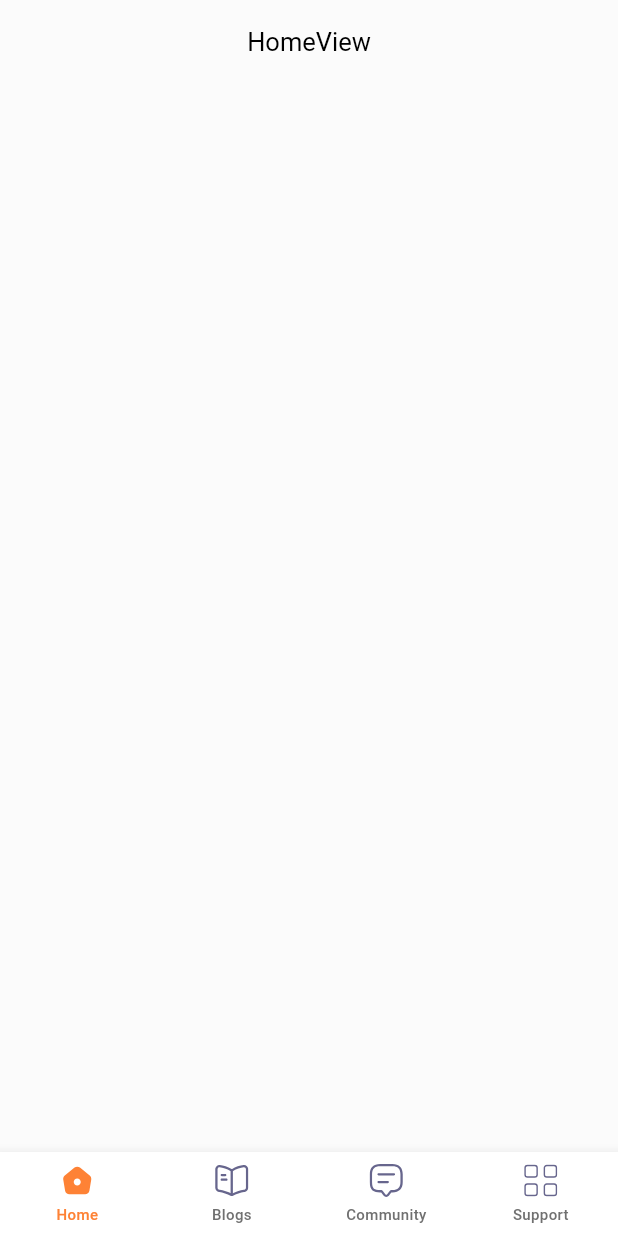
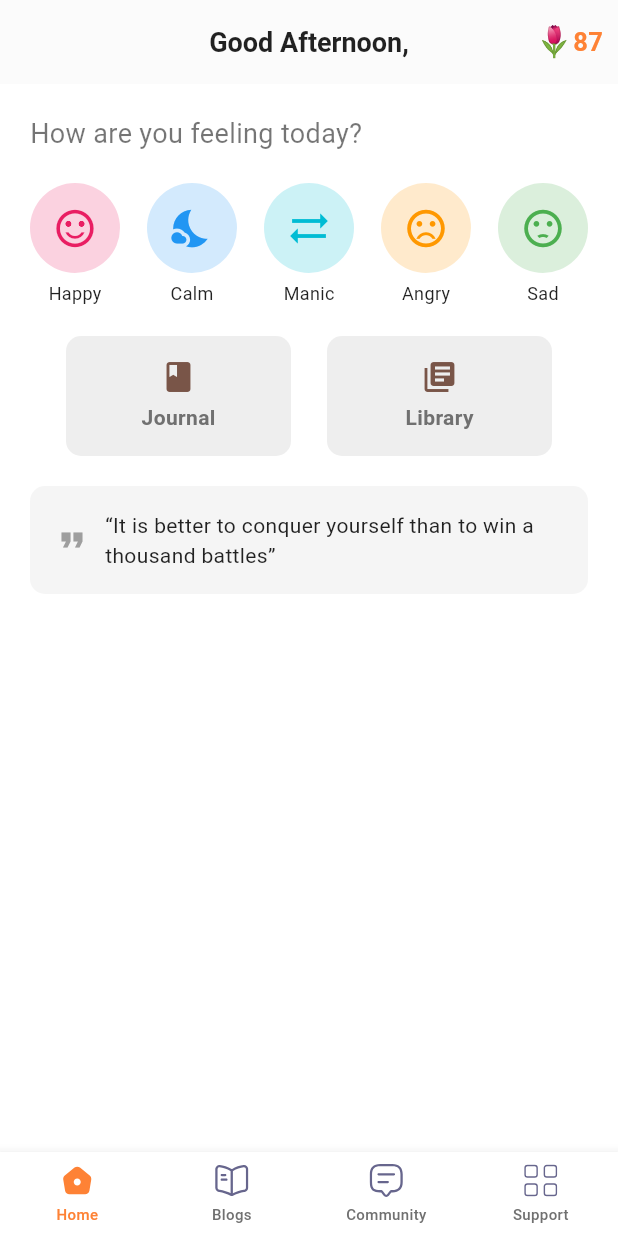
Before and after one commit to jushkinbekrashidovich/wecare, a Flutter app: the screen it shows after launch, on a phone screen of 412 x 824 dp. Run offline on Flutter 3.47's test engine with Material 3 defaults, Android fonts, the phone set to English and light mode, and no system bars; our stand-ins replace cloud_firestore, dash_chat_2, firebase_core, flutter_svg, get; missing offline and left inert: chat_gpt_sdk; accounts and stored records are empty.

Commit message:
added home page UI

```diff
--- a/lib/app/modules/home_page/home/views/home_view.dart
+++ b/lib/app/modules/home_page/home/views/home_view.dart
@@ -12,12 +12,119 @@ class HomeView extends GetView<HomeController> {
   Widget build(BuildContext context) {
     return Scaffold(
       appBar: AppBar(
-        title: const Text('HomeView'),
-        centerTitle: true,
+
+        title: Text(
+          "Good Afternoon,",
+          style: TextStyle(
+            fontSize: 18,
+            fontWeight: FontWeight.bold,
+            color: Colors.black87,
+          ),
+        ),
+        actions: [
+        Row(
+        mainAxisAlignment: MainAxisAlignment.center,
+        children: [
+
+          Text("🌷", style: TextStyle(fontSize: 20),),
+          Text("87", style: TextStyle(fontSize: 17, color: AppColors.mainOrangeColor, fontWeight: FontWeight.bold),),
+        SizedBox(width: 10,)
+        ],
       ),
-      body: Center(
+        ],
+      ),
+      backgroundColor: Colors.white,
+      body: Padding(
+        padding: const EdgeInsets.all(20.0),
+        child: Column(
+          crossAxisAlignment: CrossAxisAlignment.start,
+          children: [
 
-      )
+            Text(
+              "How are you feeling today?",
+              style: TextStyle(fontSize: 18, color: Colors.black54),
+            ),
+            SizedBox(height: 20),
+            Row(
+              mainAxisAlignment: MainAxisAlignment.spaceBetween,
+              children: [
+                _buildMoodIcon(Icons.sentiment_satisfied_alt, "Happy", Colors.pink),
+                _buildMoodIcon(Icons.nights_stay, "Calm", Colors.blue),
+                _buildMoodIcon(Icons.sync_alt, "Manic", Colors.cyan),
+                _buildMoodIcon(Icons.sentiment_very_dissatisfied, "Angry", Colors.orange),
+                _buildMoodIcon(Icons.sentiment_dissatisfied, "Sad", Colors.green),
+              ],
+            ),
+            SizedBox(height: 20),
+            Row(
+              mainAxisAlignment: MainAxisAlignment.spaceEvenly,
+              children: [
+                _buildCardButton("Journal", Icons.book, Colors.brown),
+                _buildCardButton("Library", Icons.library_books, Colors.brown),
+              ],
+            ),
+            SizedBox(height: 20),
+            Container(
+              padding: EdgeInsets.all(16.0),
+              decoration: BoxDecoration(
+                color: Colors.grey.shade100,
+                borderRadius: BorderRadius.circular(10),
+              ),
+              child: Row(
+                children: [
+                  Icon(Icons.format_quote, color: Colors.grey),
+                  SizedBox(width: 10),
+                  Expanded(
+                    child: Text(
+                      "“It is better to conquer yourself than to win a thousand battles”",
+                      style: TextStyle(fontSize: 14, color: Colors.black87),
+                    ),
+                  ),
+                ],
+              ),
+            ),
+            SizedBox(height: 20),
+
+
+          ],
+        ),
+      ),
+    );
+  }
+
+  Widget _buildMoodIcon(IconData icon, String label, Color color) {
+    return Column(
+      children: [
+        CircleAvatar(
+          radius: 30,
+          backgroundColor: color.withOpacity(0.2),
+          child: Icon(icon, color: color, size: 30),
+        ),
+        SizedBox(height: 5),
+        Text(
+          label,
+          style: TextStyle(fontSize: 12, color: Colors.black87),
+        ),
+      ],
+    );
+  }
+
+  Widget _buildCardButton(String label, IconData icon, Color color) {
+    return Container(
+      width: 150,
+      height: 80,
+      decoration: BoxDecoration(
+        color: Colors.grey.shade200,
+        borderRadius: BorderRadius.circular(10),
+      ),
+      child: Column(
+        mainAxisAlignment: MainAxisAlignment.center,
+        children: [
+          Icon(icon, color: color),
+          SizedBox(height: 5),
+          Text(label, style: TextStyle(fontSize: 14, fontWeight: FontWeight.bold)),
+        ],
+      ),
     );
   }
 }
```
